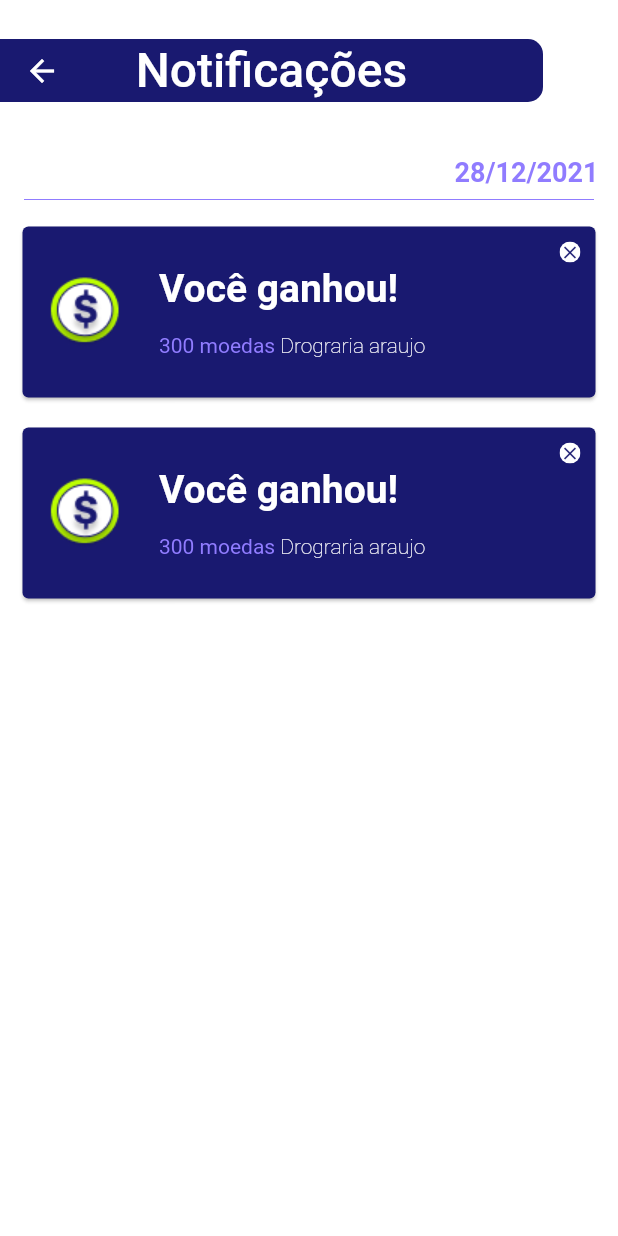
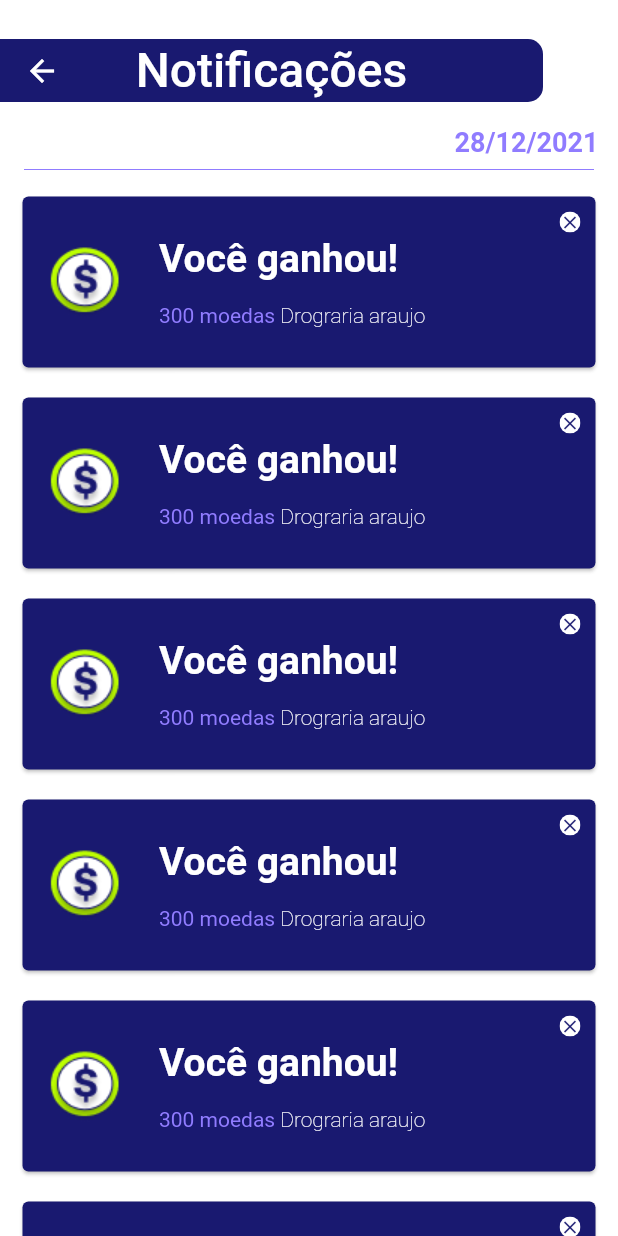
Before and after one commit to RibarrJR/fidelidade_android, a Flutter app: the NotificationsPage screen opened by its route, on a phone screen of 412 x 824 dp. Run offline on Flutter 3.47's test engine with Material 2 defaults, Android fonts, the phone set to English and light mode, and no system bars; our stand-ins replace email_validator, flutter_mobx, flutter_svg, get_it, image_picker, mask_text_input_formatter and 3 more; missing offline and left inert: cpf_cnpj_validator, image_picker_for_web, popup_menu; accounts and stored records are empty; generated files the repository leaves out were written again.

Commit message:
Feature/swiper delete notifications (#71)
* Dependencias instaladas

* Swiper de deletar notificação

* Swiper de deletar notificação

* Dependencias

Co-authored-by: raiffe.pontes <raiffepontes@frwk.com.br>

```diff
--- a/lib/features/Notifications/presentation/pages/NotificationsPage.dart
+++ b/lib/features/Notifications/presentation/pages/NotificationsPage.dart
@@ -1,3 +1,5 @@
+// ignore_for_file: unnecessary_const
+
 import 'package:fidelidade_android/shared/presentation/widgets/CustomAppBar.dart';
 import 'package:fidelidade_android/utils/constants.dart';
 import 'package:fidelidade_android/features/Notifications/presentation/widgets/NotificationCardWidget.dart';
@@ -11,23 +13,51 @@ class NotificationsPage extends StatefulWidget {
 }
 
 class _NotificationsPageState extends State<NotificationsPage> {
+  final items = List<String>.generate(6, (i) => 'Item ${i + 1}');
+
   @override
   Widget build(BuildContext context) {
+    void removeNotification(List items, int index) {
+      setState(() {
+        items.removeAt(index);
+      });
+    }
+
     return Scaffold(
         appBar: CustomAppBar(
           title: "Notificações",
           automaticallyImplyLeading: true,
         ),
-      body: ListView(
+        body: ListView.builder(
+            itemCount: items.length,
+            itemBuilder: (context, index) {
+              final item = items[index];
+              if (index == 0) {
+                return Column(
                   children: [
-          Container(
-            height: 20,
-          ),
-          NotificationDate(),
-          NotificationCard(),
-          NotificationCard(),
+                    const NotificationDate(),
+                    NotificationCard(
+                      item: item,
+                      removeNotification: () =>
+                        removeNotification(items, index)),
                   ],
-      ),
+                );
+              }
+
+              return Dismissible(
+                key: Key(item),
+                direction: DismissDirection.startToEnd,
+                onDismissed: (direction) {
+                  setState(() {
+                    items.removeAt(index);
+                  });
+                },
+                background: Container(color: Colors.transparent),
+                child: NotificationCard(
+                  item: item,
+                  removeNotification: () => removeNotification(items, index)),
+              );
+            })
         );
   }
 }
@@ -42,9 +72,9 @@ class NotificationDate extends StatelessWidget {
     return Column(
       mainAxisAlignment: MainAxisAlignment.start,
       crossAxisAlignment: CrossAxisAlignment.end,
-      children: [
+      children: const [
         Padding(
-          padding: const EdgeInsets.only(right: 13.0),
+          padding: EdgeInsets.only(right: 13.0),
           child: Text(
             "28/12/2021",
             style: TextStyle(
--- a/lib/features/Notifications/presentation/widgets/NotificationCardWidget.dart
+++ b/lib/features/Notifications/presentation/widgets/NotificationCardWidget.dart
@@ -2,17 +2,28 @@ import 'package:fidelidade_android/utils/constants.dart';
 import 'package:flutter/material.dart';
 
 class NotificationCard extends StatelessWidget {
-  const NotificationCard({
+  String item;
+  Function removeNotification;
+
+  NotificationCard({
     Key? key,
+    required this.item,
+    required this.removeNotification,
   }) : super(key: key);
 
   @override
   Widget build(BuildContext context) {
-    return Center(
+    return Dismissible(
+        key: Key(item),
+        direction: DismissDirection.startToEnd,
+        onDismissed: (direction) { removeNotification(); },
+        background: Container(color: Colors.transparent),
+        child: Center(
           child: Card(
-        margin: const EdgeInsets.symmetric(horizontal: 15.0, vertical: 10.0),
+            margin:
+                const EdgeInsets.symmetric(horizontal: 15.0, vertical: 10.0),
             child: Container(
-          padding: EdgeInsets.all(10.0),
+              padding: const EdgeInsets.all(10.0),
               child: Column(
                 children: [
                   Row(
@@ -29,7 +40,7 @@ class NotificationCard extends StatelessWidget {
                               color: Colors.white,
                             ),
                           ),
-                      Icon(
+                          const Icon(
                             Icons.close,
                             size: 14,
                             color: primaryColor,
@@ -51,7 +62,7 @@ class NotificationCard extends StatelessWidget {
                         child: Column(
                           crossAxisAlignment: CrossAxisAlignment.start,
                           children: [
-                        Text(
+                            const Text(
                               'Você ganhou!',
                               textAlign: TextAlign.start,
                               style: TextStyle(
@@ -63,7 +74,7 @@ class NotificationCard extends StatelessWidget {
                               height: 15,
                             ),
                             Row(
-                          children: [
+                              children: const [
                                 Text(
                                   '300 moedas',
                                   style: TextStyle(color: purpleColor),
@@ -89,6 +100,6 @@ class NotificationCard extends StatelessWidget {
             ),
             color: primaryColor,
           ),
-    );
+        ));
   }
 }
```
Also changed, not shown: 1 other file. Lines whose indentation alone changed are shown as unchanged.
